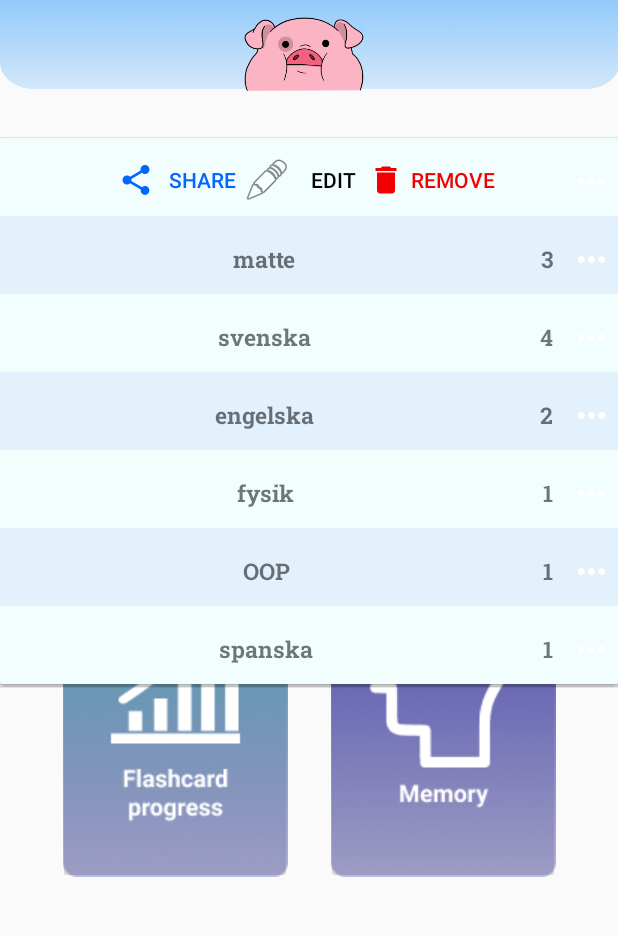
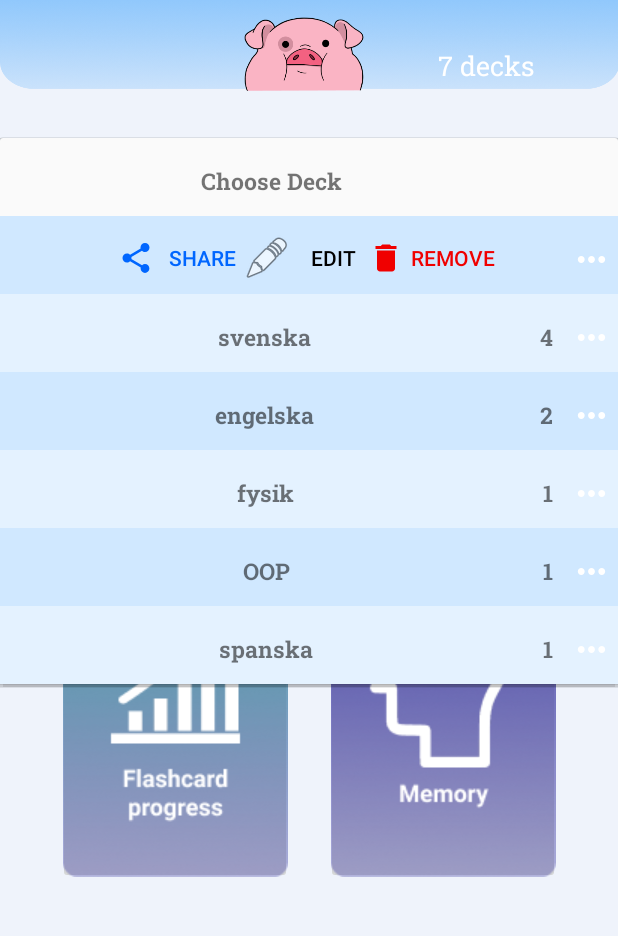
Before and after one commit to Wendaaj/FlashPig, an Android app: the screen it shows after launch (MainActivity), after a tap on an icon or button, on a phone screen of 412 x 824 dp, the part 91-1027 px from its top. Run offline under Robolectric (Android 15) with nearby library versions, the phone set to English and light mode, and no system bars; libraries missing offline, so code that uses them is left out: org.parceler; 2 statements that could not run were skipped; 3 other taps on this screen came first.

Commit message:
number of decks shown in DashboardFragment

```diff
--- a/app/src/main/java/com/example/flashpig/createcard/CardFragment.java
+++ b/app/src/main/java/com/example/flashpig/View/CardFragment.java
@@ -1,4 +1,4 @@
-package com.example.flashpig.createcard;
+package com.example.flashpig.View;
 import android.Manifest;
 import com.example.flashpig.Model.Card;
 
@@ -29,6 +29,7 @@ import android.widget.TextView;
 import android.widget.Toast;
 
 import com.example.flashpig.R;
+import com.example.flashpig.ViewModel.CardViewModel;
 import com.google.android.material.textfield.TextInputLayout;
 
 import java.io.IOException;
--- a/app/src/main/java/com/example/flashpig/createcard/CreateDeckFragment.java
+++ b/app/src/main/java/com/example/flashpig/View/CreateDeckFragment.java
@@ -1,4 +1,4 @@
-package com.example.flashpig.createcard;
+package com.example.flashpig.View;
 import android.os.Bundle;
 import android.view.LayoutInflater;
 import android.view.View;
@@ -14,6 +14,7 @@ import androidx.lifecycle.ViewModelProvider;
 import androidx.navigation.fragment.NavHostFragment;
 
 import com.example.flashpig.R;
+import com.example.flashpig.ViewModel.CardViewModel;
 import com.google.android.material.textfield.TextInputLayout;
 import java.util.Random;
 
--- a/app/src/main/java/com/example/flashpig/View/DashboardFragment.java
+++ b/app/src/main/java/com/example/flashpig/View/DashboardFragment.java
@@ -8,6 +8,7 @@ import android.view.View;
 import android.view.ViewGroup;
 import android.widget.AdapterView;
 import android.widget.Spinner;
+import android.widget.TextView;
 import android.widget.Toast;
 
 import androidx.annotation.NonNull;
@@ -29,6 +30,9 @@ public class DashboardFragment extends Fragment {
     private Spinner deckSpinner;
     private Deck choosenDeck;
     private FakeDataBase db = FakeDataBase.getInstance();
+    private TextView ndecks;
+
+
 
     @Override
     public View onCreateView(LayoutInflater inflater, ViewGroup container, Bundle savedInstanceState) {
@@ -41,6 +45,7 @@ public class DashboardFragment extends Fragment {
         //initSpinnerList();
 
         deckSpinner = getActivity().findViewById(R.id.chooseDeckSpinner);
+        ndecks = getActivity().findViewById(R.id.ndeckstext);
         spinnerAdapter = new DeckSpinnerAdapter(getActivity(), db.getDeckList());
         deckSpinner.setAdapter(spinnerAdapter);
         deckSpinner.setOnItemSelectedListener(new AdapterView.OnItemSelectedListener() {
@@ -50,6 +55,7 @@ public class DashboardFragment extends Fragment {
                 String deckName = choosenDeck.getDeckName();
                 Toast.makeText(getActivity(), deckName + " selected", Toast.LENGTH_SHORT).show();
                 spinnerAdapter.setVisibility(view);
+                ndecks.setText(db.getDeckList().size()+" decks");
             }
 
             @Override
--- a/app/src/main/java/com/example/flashpig/createcard/CardViewModel.java
+++ b/app/src/main/java/com/example/flashpig/ViewModel/CardViewModel.java
@@ -1,4 +1,4 @@
-package com.example.flashpig.createcard;
+package com.example.flashpig.ViewModel;
 
 import android.graphics.Bitmap;
 import androidx.lifecycle.LiveData;
--- a/app/src/main/java/com/example/flashpig/createcard/CardModel.java
+++ /dev/null
@@ -1,4 +0,0 @@
-package com.example.flashpig.createcard;
-
-public class CardModel {
-}
--- a/app/src/main/res/layout/cardcreatefront.xml
+++ b/app/src/main/res/layout/cardcreatefront.xml
@@ -5,7 +5,7 @@
     android:layout_width="match_parent"
     android:layout_height="match_parent"
     android:background="#00BC6262"
-    tools:context=".createcard.CardFragment">
+    tools:context=".View.CardFragment">
 
     <androidx.appcompat.widget.Toolbar
         android:id="@+id/toolbar6"
--- a/app/src/main/res/layout/deckcreate.xml
+++ b/app/src/main/res/layout/deckcreate.xml
@@ -4,7 +4,7 @@
     xmlns:tools="http://schemas.android.com/tools"
     android:layout_width="match_parent"
     android:layout_height="match_parent"
-    tools:context=".createcard.CreateDeckFragment">
+    tools:context=".View.CreateDeckFragment">
 
     <androidx.appcompat.widget.Toolbar
         android:id="@+id/toolbar2"
--- a/app/src/main/res/layout/editdeck_spinner_item.xml
+++ b/app/src/main/res/layout/editdeck_spinner_item.xml
@@ -23,7 +23,6 @@
         android:fontFamily="@font/roboto_slab_bold"
         android:foregroundGravity="center"
         android:gravity="center"
-        android:text="@string/Deck_name"
         android:textSize="15sp"
         app:layout_constraintEnd_toStartOf="@+id/amountCardsSpinner"
         app:layout_constraintStart_toStartOf="parent"
@@ -52,12 +51,11 @@
         android:layout_marginRight="12dp"
         android:layout_toStartOf="@+id/spinnerEditButton"
         android:layout_toLeftOf="@+id/spinnerEditButton"
+        android:focusable="false"
         android:fontFamily="@font/roboto_slab_bold"
         android:foregroundGravity="center"
         android:gravity="center"
-        android:text="@string/amount_cards"
         android:textSize="15sp"
-        android:focusable="false"
         app:layout_constraintBottom_toBottomOf="@+id/deckNameSpinner"
         app:layout_constraintEnd_toStartOf="@+id/spinnerEditButton"
         app:layout_constraintTop_toTopOf="@+id/deckNameSpinner"
--- a/app/src/main/res/layout/fragment_first.xml
+++ b/app/src/main/res/layout/fragment_first.xml
@@ -4,6 +4,7 @@
     xmlns:tools="http://schemas.android.com/tools"
     android:layout_width="match_parent"
     android:layout_height="match_parent"
+    android:background="@color/mainColor"
     tools:context=".View.DashboardFragment">
 
     <Spinner
@@ -12,6 +13,7 @@
         android:layout_height="35dp"
         android:layout_marginStart="35dp"
         android:layout_marginLeft="35dp"
+        android:background="#FFFFFF"
         android:descendantFocusability="blocksDescendants"
         android:orientation="vertical"
         android:overScrollMode="ifContentScrolls"
@@ -133,4 +135,18 @@
         app:layout_constraintStart_toStartOf="parent"
         app:layout_constraintTop_toTopOf="@+id/editCardToolbar2" />
 
+    <TextView
+        android:id="@+id/ndeckstext"
+        android:layout_width="wrap_content"
+        android:layout_height="wrap_content"
+        android:layout_marginStart="292dp"
+        android:layout_marginLeft="292dp"
+        android:layout_marginTop="92dp"
+        android:fontFamily="@font/roboto_slab"
+        android:text="TextView"
+        android:textColor="@color/design_default_color_background"
+        android:textSize="18sp"
+        app:layout_constraintStart_toStartOf="parent"
+        app:layout_constraintTop_toTopOf="parent" />
+
 </androidx.constraintlayout.widget.ConstraintLayout>
--- a/app/src/main/res/navigation/nav_graph.xml
+++ b/app/src/main/res/navigation/nav_graph.xml
@@ -50,7 +50,7 @@
 
     <fragment
         android:id="@+id/cardFragment"
-        android:name="com.example.flashpig.createcard.CardFragment"
+        android:name="com.example.flashpig.View.CardFragment"
         android:label="cardcreatefront"
         tools:layout="@layout/cardcreatefront" >
         <action
@@ -59,7 +59,7 @@
     </fragment>
     <fragment
         android:id="@+id/createDeckFragment"
-        android:name="com.example.flashpig.createcard.CreateDeckFragment"
+        android:name="com.example.flashpig.View.CreateDeckFragment"
         android:label="deckcreate"
         tools:layout="@layout/deckcreate" >
         <action
--- a/app/src/main/res/values/colors.xml
+++ b/app/src/main/res/values/colors.xml
@@ -3,6 +3,7 @@
     <color name="colorPrimary">#6200EE</color>
     <color name="colorPrimaryDark">#3700B3</color>
     <color name="colorAccent">#03DAC5</color>
+    <color name="mainColor">#EFF3FB</color>
 
     //Flashcard
     <color name="background">#EFF3FB</color>
@@ -15,4 +16,7 @@
     <color name="colorAccentorange">#FFB46F</color>
     <color name="colorAccentblue">#76ADFF</color>
 
+    <color name="spinner1">#E4F2FF</color>
+    <color name="spinner2">#D0E8FF</color>
+
 </resources>
--- a/app/src/main/res/values/strings.xml
+++ b/app/src/main/res/values/strings.xml
@@ -49,4 +49,10 @@
     <string name="edit_spinner_item">Edit</string>
     <string name="share_spinner_itemr">Share</string>
     <string name="remove_spinner_item">Remove</string>
+
+    <string name="choose_deck">Choose Deck</string>
+
+
+
+
 </resources>
```
Also changed, not shown: app/src/main/java/com/example/flashpig/EditDeck/DeckSpinnerAdapter.java (+22 -15 lines), app/src/main/res/layout/editdeck.xml (+9 -4 lines).
